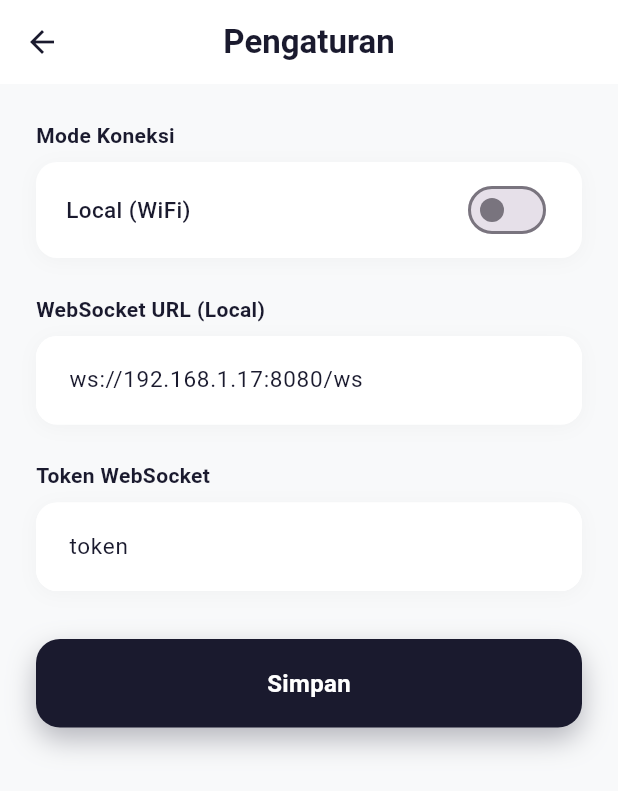
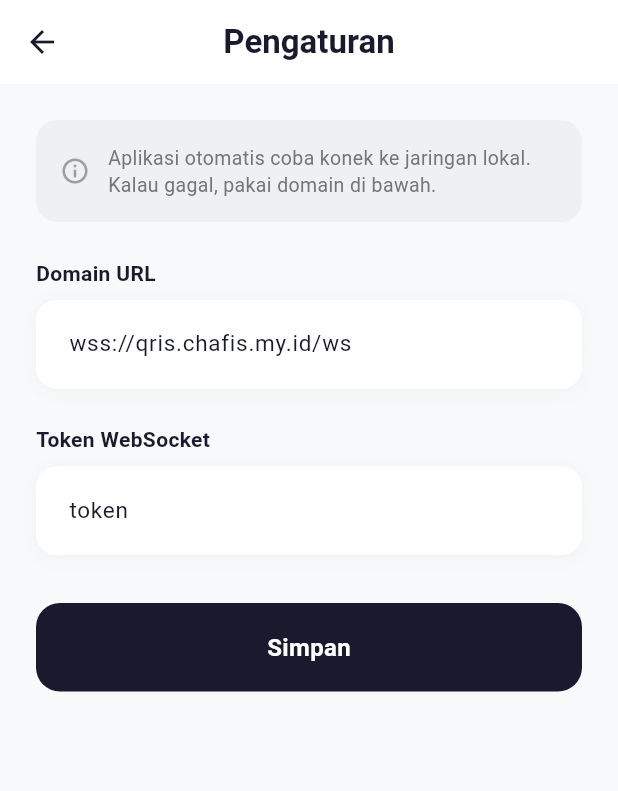
Before and after one commit to chafis1221-oss/App, a Flutter app: the SettingsScreen screen opened directly, on a phone screen of 412 x 824 dp. Shown: the top 791 px of the screen. Run offline on Flutter 3.47's test engine with Material 3 defaults, Android fonts, the phone set to English and light mode, and no system bars; our stand-ins replace audioplayers, flutter_local_notifications, shared_preferences; missing offline and left inert: flutter_foreground_task; accounts and stored records are empty; statements that could not run were skipped.

Commit message:
Auto-detect Local/Domain, try local first, fallback to domain

```diff
--- a/lib/screens/settings_screen.dart
+++ b/lib/screens/settings_screen.dart
@@ -9,15 +9,9 @@ class SettingsScreen extends StatefulWidget {
 }
 
 class _SettingsScreenState extends State<SettingsScreen> {
-  final _localUrlController = TextEditingController();
   final _domainUrlController = TextEditingController();
   final _tokenController = TextEditingController();
-  bool _isDomain = false;
   bool _isSaving = false;
-
-  static const String _defaultLocalUrl = 'ws://192.168.1.17:8080/ws';
-  static const String _defaultDomainUrl = 'wss://qris.chafis.my.id/ws';
-  static const String _defaultToken = 's3cr3tWs';
 
   @override
   void initState() {
@@ -26,31 +20,23 @@ class _SettingsScreenState extends State<SettingsScreen> {
   }
 
   Future<void> _loadSettings() async {
-    final url = await PrefsHelper.getWebSocketUrl();
+    final url = await PrefsHelper.getDomainUrl();
     final token = await PrefsHelper.getToken();
-
-    setState(() {
-      _isDomain = url.contains('wss://');
-      if (_isDomain) {
-        _domainUrlController.text = url;
-        _localUrlController.text = _defaultLocalUrl;
-      } else {
-        _localUrlController.text = url;
-        _domainUrlController.text = _defaultDomainUrl;
-      }
-      _tokenController.text = token.isNotEmpty ? token : _defaultToken;
-    });
+    _domainUrlController.text = url;
+    _tokenController.text = token;
   }
 
   Future<void> _saveSettings() async {
     setState(() => _isSaving = true);
 
-    final url = _isDomain
-        ? (_domainUrlController.text.trim().isEmpty ? _defaultDomainUrl : _domainUrlController.text.trim())
-        : (_localUrlController.text.trim().isEmpty ? _defaultLocalUrl : _localUrlController.text.trim());
-    final token = _tokenController.text.trim().isEmpty ? _defaultToken : _tokenController.text.trim();
+    final url = _domainUrlController.text.trim().isEmpty
+        ? PrefsHelper.defaultDomainUrl
+        : _domainUrlController.text.trim();
+    final token = _tokenController.text.trim().isEmpty
+        ? PrefsHelper.defaultToken
+        : _tokenController.text.trim();
 
-    await PrefsHelper.saveWebSocketUrl(url);
+    await PrefsHelper.saveDomainUrl(url);
     await PrefsHelper.saveToken(token);
 
     if (mounted) {
@@ -70,7 +56,6 @@ class _SettingsScreenState extends State<SettingsScreen> {
 
   @override
   void dispose() {
-    _localUrlController.dispose();
     _domainUrlController.dispose();
     _tokenController.dispose();
     super.dispose();
@@ -91,29 +76,42 @@ class _SettingsScreenState extends State<SettingsScreen> {
         child: Column(
           crossAxisAlignment: CrossAxisAlignment.start,
           children: [
-            // Mode Switch
-            const Text('Mode Koneksi', style: TextStyle(fontSize: 14, fontWeight: FontWeight.w600, color: Color(0xFF1A1A2E))),
-            const SizedBox(height: 8),
+            // Info
             Container(
-              padding: const EdgeInsets.symmetric(horizontal: 20, vertical: 8),
-              decoration: BoxDecoration(color: Colors.white, borderRadius: BorderRadius.circular(14), boxShadow: [BoxShadow(color: Colors.black.withOpacity(0.03), blurRadius: 10, offset: const Offset(0, 2))]),
+              padding: const EdgeInsets.all(16),
+              decoration: BoxDecoration(
+                color: const Color(0xFF1A1A2E).withOpacity(0.04),
+                borderRadius: BorderRadius.circular(14),
+              ),
               child: Row(
                 children: [
-                  Text(_isDomain ? 'Domain (Cloudflare)' : 'Local (WiFi)', style: const TextStyle(fontSize: 15, fontWeight: FontWeight.w500, color: Color(0xFF1A1A2E))),
-                  const Spacer(),
-                  Switch(value: _isDomain, onChanged: (value) => setState(() => _isDomain = value), activeColor: const Color(0xFF1A1A2E)),
+                  Icon(Icons.info_outline, size: 20, color: Colors.grey[500]),
+                  const SizedBox(width: 12),
+                  const Expanded(
+                    child: Text(
+                      'Aplikasi otomatis coba konek ke jaringan lokal. Kalau gagal, pakai domain di bawah.',
+                      style: TextStyle(fontSize: 13, color: Color(0xFF757575), height: 1.4),
+                    ),
+                  ),
                 ],
               ),
             ),
             const SizedBox(height: 24),
-            Text(_isDomain ? 'WebSocket URL (Domain)' : 'WebSocket URL (Local)', style: const TextStyle(fontSize: 14, fontWeight: FontWeight.w600, color: Color(0xFF1A1A2E))),
+            const Text('Domain URL', style: TextStyle(fontSize: 14, fontWeight: FontWeight.w600, color: Color(0xFF1A1A2E))),
             const SizedBox(height: 8),
             Container(
               decoration: BoxDecoration(color: Colors.white, borderRadius: BorderRadius.circular(14), boxShadow: [BoxShadow(color: Colors.black.withOpacity(0.03), blurRadius: 10, offset: const Offset(0, 2))]),
               child: TextField(
-                controller: _isDomain ? _domainUrlController : _localUrlController,
+                controller: _domainUrlController,
                 style: const TextStyle(fontSize: 15, color: Color(0xFF1A1A2E)),
-                decoration: InputDecoration(hintText: _isDomain ? _defaultDomainUrl : _defaultLocalUrl, hintStyle: TextStyle(color: Colors.grey[350], fontSize: 15), border: OutlineInputBorder(borderRadius: BorderRadius.circular(14), borderSide: BorderSide.none), contentPadding: const EdgeInsets.all(18), filled: true, fillColor: Colors.white),
+                decoration: InputDecoration(
+                  hintText: PrefsHelper.defaultDomainUrl,
+                  hintStyle: TextStyle(color: Colors.grey[350], fontSize: 15),
+                  border: OutlineInputBorder(borderRadius: BorderRadius.circular(14), borderSide: BorderSide.none),
+                  contentPadding: const EdgeInsets.all(18),
+                  filled: true,
+                  fillColor: Colors.white,
+                ),
                 keyboardType: TextInputType.url,
               ),
             ),
@@ -125,7 +123,14 @@ class _SettingsScreenState extends State<SettingsScreen> {
               child: TextField(
                 controller: _tokenController,
                 style: const TextStyle(fontSize: 15, color: Color(0xFF1A1A2E)),
-                decoration: InputDecoration(hintText: _defaultToken, hintStyle: TextStyle(color: Colors.grey[350], fontSize: 15), border: OutlineInputBorder(borderRadius: BorderRadius.circular(14), borderSide: BorderSide.none), contentPadding: const EdgeInsets.all(18), filled: true, fillColor: Colors.white),
+                decoration: InputDecoration(
+                  hintText: PrefsHelper.defaultToken,
+                  hintStyle: TextStyle(color: Colors.grey[350], fontSize: 15),
+                  border: OutlineInputBorder(borderRadius: BorderRadius.circular(14), borderSide: BorderSide.none),
+                  contentPadding: const EdgeInsets.all(18),
+                  filled: true,
+                  fillColor: Colors.white,
+                ),
               ),
             ),
             const SizedBox(height: 32),
@@ -134,7 +139,7 @@ class _SettingsScreenState extends State<SettingsScreen> {
               child: Container(
                 width: double.infinity,
                 padding: const EdgeInsets.symmetric(vertical: 18),
-                decoration: BoxDecoration(color: const Color(0xFF1A1A2E), borderRadius: BorderRadius.circular(16), boxShadow: [BoxShadow(color: const Color(0xFF1A1A2E).withOpacity(0.3), blurRadius: 16, offset: const Offset(0, 8))]),
+                decoration: BoxDecoration(color: const Color(0xFF1A1A2E), borderRadius: BorderRadius.circular(16)),
                 child: Center(
                   child: _isSaving
                       ? const SizedBox(width: 22, height: 22, child: CircularProgressIndicator(color: Colors.white, strokeWidth: 2))
--- a/lib/utils/prefs_helper.dart
+++ b/lib/utils/prefs_helper.dart
@@ -1,24 +1,26 @@
 import 'package:shared_preferences/shared_preferences.dart';
 
 class PrefsHelper {
-  static const String _wsUrlKey = 'websocket_url';
+  static const String _domainUrlKey = 'domain_url';
   static const String _tokenKey = 'websocket_token';
-  static const String _defaultLocalUrl = 'ws://192.168.1.17:8080/ws';
-  static const String _defaultToken = 's3cr3tWs';
 
-  static Future<String> getWebSocketUrl() async {
+  static const String localUrl = 'ws://192.168.1.17:8080/ws';
+  static const String defaultDomainUrl = 'wss://qris.chafis.my.id/ws';
+  static const String defaultToken = 's3cr3tWs';
+
+  static Future<String> getDomainUrl() async {
     final prefs = await SharedPreferences.getInstance();
-    return prefs.getString(_wsUrlKey) ?? _defaultLocalUrl;
+    return prefs.getString(_domainUrlKey) ?? defaultDomainUrl;
   }
 
   static Future<String> getToken() async {
     final prefs = await SharedPreferences.getInstance();
-    return prefs.getString(_tokenKey) ?? _defaultToken;
+    return prefs.getString(_tokenKey) ?? defaultToken;
   }
 
-  static Future<void> saveWebSocketUrl(String url) async {
+  static Future<void> saveDomainUrl(String url) async {
     final prefs = await SharedPreferences.getInstance();
-    await prefs.setString(_wsUrlKey, url);
+    await prefs.setString(_domainUrlKey, url);
   }
 
   static Future<void> saveToken(String token) async {
```
Also changed, not shown: lib/services/websocket_service.dart (+87 -46 lines).
